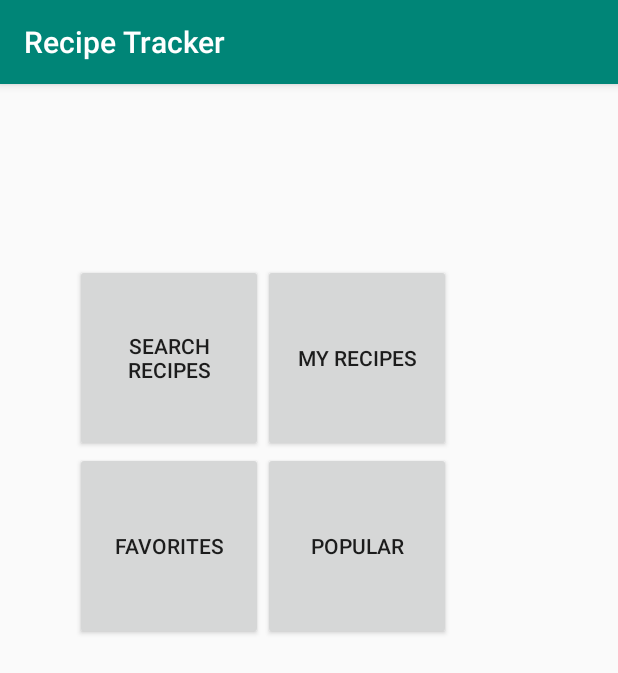
After one commit to linj2/Recipes-Android-app, an Android app: the fragment HomeFragment shown on its own in the app's theme, on a phone screen of 412 x 824 dp. The commit adds this screen. Shown: the top 673 px of the screen. Run offline under Robolectric (Android 15) with nearby library versions, the phone set to English and light mode, and no system bars.

Commit message:
buttons are showing the correct messages

```diff
--- a/RecipeTracker/app/build.gradle
+++ b/RecipeTracker/app/build.gradle
@@ -33,4 +33,5 @@ dependencies {
     androidTestImplementation 'com.android.support.test:runner:1.0.2'
     androidTestImplementation 'com.android.support.test.espresso:espresso-core:3.0.2'
     implementation 'com.android.support:design:28.0.0'
+
 }
--- /dev/null
+++ b/RecipeTracker/app/src/main/java/edu/rosehulman/menga/recipetracker/HomeFragment.kt
@@ -0,0 +1,45 @@
+package edu.rosehulman.menga.recipetracker
+
+import android.os.Bundle
+import android.support.design.widget.Snackbar
+import android.support.v4.app.Fragment
+import android.util.Log
+import android.view.LayoutInflater
+import android.view.View
+import android.view.ViewGroup
+import android.widget.Button
+import android.widget.Toast
+
+class HomeFragment:Fragment() {
+    override fun onCreateView(inflater: LayoutInflater, container: ViewGroup?, savedInstanceState: Bundle?): View? {
+        val view = inflater.inflate(R.layout.fragment_home,container,false)
+
+        val button_search = view.findViewById<Button>(R.id.button_search)
+        val button_my_favorites = view.findViewById<Button>(R.id.button_my_favorites)
+        val button_my_recipes = view.findViewById<Button>(R.id.button_my_recipes)
+        val button_popular = view.findViewById<Button>(R.id.button_popular)
+
+        button_search?.setOnClickListener {
+            Log.d(Constants.TAG,"search clicked!!!")
+            Snackbar.make(activity!!.findViewById(android.R.id.content),"search clicked",Snackbar.LENGTH_LONG).show()
+        }
+
+        //TODO: why we need long click listener for search button?
+        button_search?.setOnLongClickListener {
+            Toast.makeText(context, "search long clicked", Toast.LENGTH_SHORT).show()
+            true
+        }
+
+        button_my_favorites?.setOnClickListener {
+            Snackbar.make(activity!!.findViewById(android.R.id.content),"favorite clicked",Snackbar.LENGTH_SHORT).show()
+        }
+        button_my_recipes?.setOnClickListener {
+            Snackbar.make(activity!!.findViewById(android.R.id.content),"my recipes clicked",Snackbar.LENGTH_SHORT).show()
+        }
+        button_popular?.setOnClickListener {
+            Snackbar.make(activity!!.findViewById(android.R.id.content),"popular clicked",Snackbar.LENGTH_LONG).show()
+        }
+
+        return view
+    }
+}
--- a/RecipeTracker/app/src/main/java/edu/rosehulman/menga/recipetracker/MainActivity.kt
+++ b/RecipeTracker/app/src/main/java/edu/rosehulman/menga/recipetracker/MainActivity.kt
@@ -20,7 +20,7 @@ class MainActivity : AppCompatActivity(),
 
         //set main fragment as default page
         if (savedInstanceState == null) {
-            val fragment = MainFragment()
+            val fragment = HomeFragment()
             val ft = supportFragmentManager.beginTransaction()
             ft.add(R.id.fragment_container, fragment)
             ft.commit()
@@ -32,7 +32,7 @@ class MainActivity : AppCompatActivity(),
         var switchTo: Fragment? = null
         when (item.itemId) {
             R.id.nav_home-> {
-                switchTo = MainFragment()
+                switchTo = HomeFragment()
             }
             R.id.nav_favorite -> {
                 switchTo = FavoriteFragment()
--- a/RecipeTracker/app/src/main/res/layout/fragment_main.xml
+++ b/RecipeTracker/app/src/main/res/layout/fragment_home.xml
@@ -1,5 +1,6 @@
 <?xml version="1.0" encoding="utf-8"?>
 <RelativeLayout
+        android:id="@+id/fragment_home"
         xmlns:android="http://schemas.android.com/apk/res/android"
         android:layout_width="match_parent"
         android:layout_height="match_parent"
```
Also changed, not shown: RecipeTracker/app/src/main/java/edu/rosehulman/menga/recipetracker/MainFragment.kt (deleted, +0 -34 lines).
